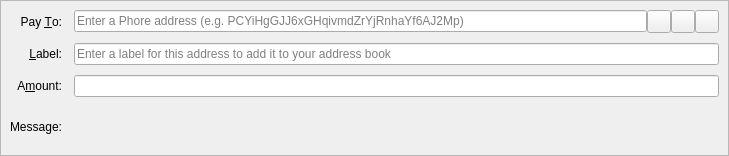
Qt form src/qt/forms/sendcoinsentry.ui (pinklite/MUE) before a commit.
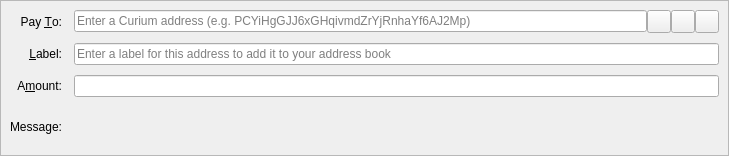
The same form after that commit. Icons and pictures are not drawn. Custom widgets are drawn as their Qt base class.

What changed in the file:
```diff
--- a/src/qt/forms/sendcoinsentry.ui
+++ b/src/qt/forms/sendcoinsentry.ui
@@ -60,7 +60,7 @@
          <string/>
         </property>
         <property name="placeholderText">
-         <string>Enter a Phore address (e.g. PCYiHgGJJ6xGHqivmdZrYjRnhaYf6AJ2Mp)</string>
+         <string>Enter a Curium address (e.g. PCYiHgGJJ6xGHqivmdZrYjRnhaYf6AJ2Mp)</string>
         </property>
        </widget>
       </item>
```
